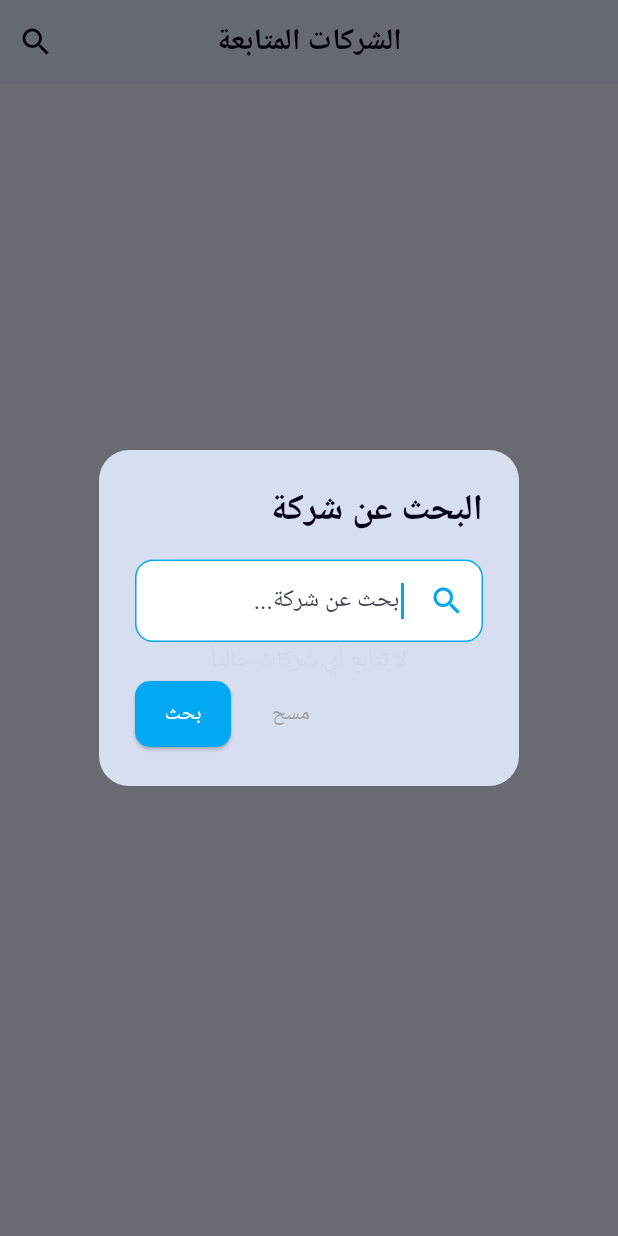
After one commit to Munir600/jobs_platform1, a Flutter app: the FollowedCompaniesScreen screen opened directly, after a tap on the "search" icon, on a phone screen of 412 x 824 dp. The commit adds this screen. Run offline on Flutter 3.47's test engine with Material 3 defaults, Android fonts, the phone set to English and light mode, and no system bars; our stand-ins replace animated_splash_screen, dio, file_picker, get, get_storage, image_picker and 4 more; accounts and stored records are empty; network calls fail; Roboto replaces fonts that are missing (Cairo); project files that could hold a hidden picture were left out.

Commit message:
انشاء FollowedCompaniesScreen شاشة الشركات المتابعه

```diff
--- /dev/null
+++ b/lib/controllers/company/FollowedCompaniesController.dart
@@ -0,0 +1,125 @@
+import 'package:get/get.dart';
+import '../../data/models/company/companies_statistics.dart';
+import '../../data/services/company/CompanyService.dart';
+import '../../data/models/company/CompanyFollower.dart';
+import '../../core/utils/error_handler.dart';
+
+class FollowedCompaniesController extends GetxController {
+  final CompanyService _companyService = CompanyService();
+
+  final RxList<CompanyFollower> followedCompanies = <CompanyFollower>[].obs;
+  final RxBool isLoading = false.obs;
+  final RxString hasError = ''.obs;
+
+  // Filter Observables
+  final RxString searchQuery = ''.obs;
+  final RxString selectedCity = ''.obs;
+  final RxString selectedIndustry = ''.obs;
+  final RxString selectedSize = ''.obs;
+
+  // Pagination Observables
+  final RxInt currentPage = 1.obs;
+  final RxInt totalPages = 1.obs;
+  final RxInt totalCount = 0.obs;
+  static const int pageSize = 5;
+  //////////
+  final RxBool isListLoading = false.obs;
+  final Rx<CompaniesStatistics?> companiesStats = Rx<CompaniesStatistics?>(null);
+
+  @override
+  void onInit() {
+    super.onInit();
+    loadFollowedCompanies();
+  }
+
+  Future<void> loadFollowedCompanies() async {
+    try {
+      isLoading.value = true;
+      isListLoading.value = true;
+      hasError.value = '';
+
+      final response = await _companyService.getFollowedCompanies(
+        page: currentPage.value,
+        search: searchQuery.value.isNotEmpty ? searchQuery.value : null,
+        city: selectedCity.value.isNotEmpty ? selectedCity.value : null,
+        industry: selectedIndustry.value.isNotEmpty ? selectedIndustry.value : null,
+        size: selectedSize.value.isNotEmpty ? selectedSize.value : null,
+      );
+      if (response.results != null) {
+        followedCompanies.assignAll(response.results!);
+      } else {
+        followedCompanies.clear();
+      }
+      // Update pagination metadata
+      totalCount.value = response.count ?? 0;
+      totalPages.value = (totalCount.value / pageSize).ceil();
+      if (totalPages.value == 0) totalPages.value = 1;
+    } catch (e) {
+      print('Error loading followed companies: $e');
+    } finally {
+      isLoading.value = false;
+      isListLoading.value = true;
+    }
+  }
+
+  void setSearchQuery(String query) {
+    searchQuery.value = query;
+    currentPage.value = 1;
+    loadFollowedCompanies();
+  }
+
+  void setFilters({String? city, String? industry, String? size}) {
+    if (city != null) selectedCity.value = city;
+    if (industry != null) selectedIndustry.value = industry;
+    if (size != null) selectedSize.value = size;
+    currentPage.value = 1;
+    loadFollowedCompanies();
+  }
+
+  void clearFilters() {
+    searchQuery.value = '';
+    selectedCity.value = '';
+    selectedIndustry.value = '';
+    selectedSize.value = '';
+    currentPage.value = 1;
+    loadFollowedCompanies();
+  }
+
+  void loadPage(int page) {
+    if (page < 1 || page > totalPages.value) return;
+    currentPage.value = page;
+    loadFollowedCompanies();
+  }
+
+  void goToNextPage() {
+    if (currentPage.value < totalPages.value) {
+      loadPage(currentPage.value + 1);
+    }
+  }
+
+  void goToPreviousPage() {
+    if (currentPage.value > 1) {
+      loadPage(currentPage.value - 1);
+    }
+  }
+
+  Future<void> refreshList() async {
+    // Keep filters when refreshing
+    await loadFollowedCompanies();
+  }
+
+  ///////////
+  Future<void> loadCompanyStatistics() async {
+    try {
+      final stats = await _companyService.getCompanyStatistics();
+      companiesStats.value = stats;
+    } catch (e) {
+      print('Error loading company statistics: $e');
+    }
+  }
+  void loadCompaniesPage(int page) {
+    if (page < 1 || page > totalPages.value) return;
+    currentPage.value = page;
+    loadFollowedCompanies();
+  }
+}
--- a/lib/core/bindings/initial_binding.dart
+++ b/lib/core/bindings/initial_binding.dart
@@ -2,6 +2,7 @@ import 'package:get/get.dart';
 import '../../controllers/ChatController.dart';
 import '../../controllers/account/JobSeekerProfileController.dart';
 import '../../controllers/application/ApplyJobController.dart';
+import '../../controllers/company/FollowedCompaniesController.dart';
 import '../../core/api_service.dart';
 import '../../controllers/auth_controller.dart';
 import '../../controllers/account/AccountController.dart';
@@ -23,5 +24,6 @@ class InitialBinding extends Bindings {
     Get.lazyPut<JobSeekerProfileController>(() => JobSeekerProfileController(), fenix: true);
    // Get.lazyPut<ApplyJobController>(() => ApplyJobController(), fenix: true);
     Get.lazyPut<ChatController>(() => ChatController() , fenix: true);
+    Get.lazyPut<FollowedCompaniesController>(() => FollowedCompaniesController(), fenix: true);
   }
 }
--- a/lib/data/services/company/CompanyService.dart
+++ b/lib/data/services/company/CompanyService.dart
@@ -112,6 +112,33 @@ class CompanyService {
         'isFollowing': response.statusCode == 201,
       };
     } else {
+      throw Exception(response.body);
+    }
+  }
+
+  Future<PaginatedCompanyFollowerList> getFollowedCompanies({
+    int? page,
+    String? search,
+    String? city,
+    String? industry,
+    String? size,
+  }) async {
+    final headers = await _getHeaders();
+    String path = '${ApiEndpoints.followedCompanies}?';
+    if (page != null) path += 'page=$page&';
+    if (search != null) path += 'search=$search&';
+    if (city != null) path += 'city=$city&';
+    if (industry != null) path += 'industry=$industry&';
+    if (size != null) path += 'size=$size&';
+
+    final response = await _apiClient.get(path, headers: headers);
+     print('Get Followed Companies Response statusCode : ${response.statusCode}');
+    print('Followed Companies Response: ${response.body}');
+
+    if (response.statusCode == 200 || response.statusCode == 201) {
+      return PaginatedCompanyFollowerList.fromJson(jsonDecode(response.body));
+    } else {
+      print('Error fetching followed companies: ${response.body}');
       throw Exception(response.body);
     }
   }
--- a/lib/routes/app_routes.dart
+++ b/lib/routes/app_routes.dart
@@ -51,7 +51,7 @@ class AppRoutes {
     GetPage(name: login, page: () => const LoginScreen()),
     GetPage(name: signup, page: () => const RegisterScreen()),
     GetPage(name: verifyPhone, page: () => const VerifyPhoneScreen()),
-    GetPage(name: home, page: () => const HomeScreen()),
+   // GetPage(name: home, page: () => const HomeScreen()),
     GetPage(name: mainScreen,page: () => MainScreen()),
 
     // Jobs
--- /dev/null
+++ b/lib/view/screens/companies/FollowedCompaniesScreen.dart
@@ -0,0 +1,327 @@
+import 'package:flutter/material.dart';
+import 'package:get/get.dart';
+import '../../../config/app_colors.dart';
+import '../../../core/constants.dart';
+import '../../../controllers/company/FollowedCompaniesController.dart';
+import '../../widgets/companies/CompanyCard.dart';
+import '../../widgets/common/PaginationControls.dart';
+import '../../widgets/companies/PaginationControlsEmployee.dart';
+
+class FollowedCompaniesScreen extends GetView<FollowedCompaniesController> {
+  const FollowedCompaniesScreen({super.key});
+
+  // final FollowedCompaniesController controller = Get.put(
+  //     FollowedCompaniesController());
+
+  @override
+  Widget build(BuildContext context) {
+    return Scaffold(
+      backgroundColor: AppColors.backgroundColor,
+      appBar: AppBar(
+        title: const Text(
+            'الشركات المتابعة', style: TextStyle(color: AppColors.textColor)),
+        backgroundColor: AppColors.accentColor,
+        elevation: 0,
+        centerTitle: true,
+        iconTheme: const IconThemeData(color: AppColors.textColor),
+        actions: [
+          IconButton(
+            icon: const Icon(Icons.search),
+            onPressed: () => _showSearchDialog(context),
+          ),
+          // IconButton(
+          //   icon: const Icon(Icons.filter_list),
+          //   onPressed: () => _showFilterBottomSheet(context),
+          // ),
+        ],
+      ),
+      body: Column(
+        children: [
+          Expanded(
+            child: Obx(() {
+              if (controller.isLoading.value &&
+                  controller.followedCompanies.isEmpty) {
+                return const Center(child: CircularProgressIndicator(
+                    color: AppColors.primaryColor));
+              }
+
+              if (controller.hasError.value.isNotEmpty) {
+                return Center(
+                  child: Column(
+                    mainAxisAlignment: MainAxisAlignment.center,
+                    children: [
+                      const Icon(Icons.wifi_off, size: 60, color: Colors.grey),
+                      const SizedBox(height: 16),
+                      Text(
+                        controller.hasError.value,
+                        style: const TextStyle(color: AppColors.textColor,
+                            fontSize: 16),
+                      ),
+                      const SizedBox(height: 16),
+                      ElevatedButton(
+                        onPressed: controller.refreshList,
+                        style: ElevatedButton.styleFrom(
+                          backgroundColor: AppColors.primaryColor,
+                          foregroundColor: Colors.white,
+                        ),
+                        child: const Text('تحديث'),
+                      ),
+                    ],
+                  ),
+                );
+              }
+
+              if (controller.followedCompanies.isEmpty) {
+                return const Center(
+                  child: Text(
+                    'لا تتابع أي شركات حالياً',
+                    style: TextStyle(color: AppColors.textColor, fontSize: 16),
+                  ),
+                );
+              }
+
+              return RefreshIndicator(
+                onRefresh: controller.refreshList,
+                color: AppColors.primaryColor,
+                child: ListView.builder(
+                  padding: const EdgeInsets.symmetric(
+                      horizontal: 16, vertical: 16),
+                  itemCount: controller.followedCompanies.length,
+                  itemBuilder: (context, index) {
+                    final companyFollower = controller.followedCompanies[index];
+                    // Ensure we have a company object to display
+                    if (companyFollower.company == null)
+                      return const SizedBox.shrink();
+
+                    return CompanyCard(
+                      company: companyFollower.company!,
+                      showControls: false,
+                    );
+                  },
+                ),
+              );
+            }),
+          ),
+
+          // Pagination Controls
+          Obx(() =>
+          controller.followedCompanies.isNotEmpty
+              ? PaginationControlsEmployee(
+            currentPage: controller.currentPage.value,
+            totalPages: controller.totalPages.value,
+            onPageChanged: controller.loadPage,
+            isLoading: controller.isLoading.value,
+          )
+              : const SizedBox.shrink()),
+        ],
+      ),
+    );
+  }
+  void _showSearchDialog(BuildContext context) {
+    final TextEditingController searchController = TextEditingController(
+      text: controller.searchQuery.value,
+    );
+
+    showDialog(
+      context: context,
+      builder: (context) => AlertDialog(
+        backgroundColor: AppColors.accentColor,
+        shape: RoundedRectangleBorder(borderRadius: BorderRadius.circular(20)),
+        title: const Text(
+          'البحث عن شركة',
+          style: TextStyle(color: AppColors.textColor, fontWeight: FontWeight.bold),
+        ),
+        content: TextField(
+          controller: searchController,
+          autofocus: true,
+          decoration: InputDecoration(
+            hintText: 'ابحث عن شركة...',
+            prefixIcon: const Icon(Icons.search, color: AppColors.primaryColor),
+            filled: true,
+            fillColor: Colors.white,
+            border: OutlineInputBorder(
+              borderRadius: BorderRadius.circular(15),
+              borderSide: BorderSide.none,
+            ),
+            contentPadding: const EdgeInsets.symmetric(horizontal: 20, vertical: 15),
+          ),
+          onSubmitted: (value) {
+            controller.setSearchQuery(value);
+            Get.back();
+          },
+        ),
+        actions: [
+          TextButton(
+            onPressed: () {
+              searchController.clear();
+              controller.setSearchQuery('');
+              Get.back();
+            },
+            child: const Text('مسح', style: TextStyle(color: Colors.grey)),
+          ),
+          ElevatedButton(
+            onPressed: () {
+              controller.setSearchQuery(searchController.text);
+              Get.back();
+            },
+            style: ElevatedButton.styleFrom(
+              backgroundColor: AppColors.primaryColor,
+              shape: RoundedRectangleBorder(borderRadius: BorderRadius.circular(10)),
+            ),
+            child: const Text('بحث', style: TextStyle(color: Colors.white)),
+          ),
+        ],
+      ),
+    );
+  }
+
+  // void _showSearchDialog(BuildContext context) {
+  //   final TextEditingController searchController = TextEditingController(
+  //     text: controller.searchQuery.value,
+  //   );
+  //
+  //   showDialog(
+  //     context: context,
+  //     builder: (context) =>
+  //         AlertDialog(
+  //           backgroundColor: AppColors.accentColor,
+  //           shape: RoundedRectangleBorder(
+  //               borderRadius: BorderRadius.circular(20)),
+  //           title: const Text(
+  //             'البحث عن شركة',
+  //             style: TextStyle(
+  //                 color: AppColors.textColor, fontWeight: FontWeight.bold),
+  //           ),
+  //           content: TextField(
+  //             controller: searchController,
+  //             autofocus: true,
+  //             decoration: InputDecoration(
+  //               hintText: 'ابحث عن شركة...',
+  //               prefixIcon: const Icon(
+  //                   Icons.search, color: AppColors.primaryColor),
+  //               filled: true,
+  //               fillColor: Colors.white,
+  //               border: OutlineInputBorder(
+  //                 borderRadius: BorderRadius.circular(15),
+  //                 borderSide: BorderSide.none,
+  //               ),
+  //               contentPadding: const EdgeInsets.symmetric(
+  //                   horizontal: 20, vertical: 15),
+  //             ),
+  //             onSubmitted: (value) {
+  //               controller.setSearchQuery(value);
+  //               Get.back();
+  //             },
+  //           ),
+  //           actions: [
+  //             TextButton(
+  //               onPressed: () {
+  //                 searchController.clear();
+  //                 controller.setSearchQuery('');
+  //                 Get.back();
+  //               },
+  //               child: const Text('مسح', style: TextStyle(color: Colors.grey)),
+  //             ),
+  //             ElevatedButton(
+  //               onPressed: () {
+  //                 controller.setSearchQuery(searchController.text);
+  //                 Get.back();
+  //               },
+  //               style: ElevatedButton.styleFrom(
+  //                 backgroundColor: AppColors.primaryColor,
+  //                 shape: RoundedRectangleBorder(
+  //                     borderRadius: BorderRadius.circular(10)),
+  //               ),
+  //               child: const Text('بحث', style: TextStyle(color: Colors.white)),
+  //             ),
+  //           ],
+  //         ),
+  //   );
+  // }
+
+  // void _showFilterBottomSheet(BuildContext context) {
+  //   Get.bottomSheet(
+  //     Container(
+  //       padding: const EdgeInsets.all(16),
+  //       decoration: const BoxDecoration(
+  //         color: AppColors.accentColor,
+  //         borderRadius: BorderRadius.vertical(top: Radius.circular(20)),
+  //       ),
+  //       child: SingleChildScrollView(
+  //         child: Column(
+  //           crossAxisAlignment: CrossAxisAlignment.start,
+  //           mainAxisSize: MainAxisSize.min,
+  //           children: [
+  //             const Text(
+  //               'تصفية الشركات',
+  //               style: TextStyle(fontSize: 20,
+  //                   fontWeight: FontWeight.bold,
+  //                   color: AppColors.textColor),
+  //             ),
+  //             const SizedBox(height: 16),
+  //             _buildDropdownFilter(
+  //               'المدينة',
+  //               controller.selectedCity.value,
+  //               AppEnums.cities,
+  //                   (val) => controller.setFilters(city: val),
+  //             ),
+  //             const SizedBox(height: 16),
+  //             _buildDropdownFilter(
+  //               'القطاع',
+  //               controller.selectedIndustry.value,
+  //               AppEnums.industries,
+  //                   (val) => controller.setFilters(industry: val),
+  //             ),
+  //             const SizedBox(height: 16),
+  //             _buildDropdownFilter(
+  //               'حجم الشركة',
+  //               controller.selectedSize.value,
+  //               AppEnums.companySizes,
+  //                   (val) => controller.setFilters(size: val),
+  //             ),
+  //             const SizedBox(height: 24),
+  //             SizedBox(
+  //               width: double.infinity,
+  //               child: ElevatedButton(
+  //                 onPressed: () {
+  //                   controller.clearFilters();
+  //                   Get.back();
+  //                 },
+  //                 style: ElevatedButton.styleFrom(
+  //                   backgroundColor: Colors.grey[200],
+  //                   foregroundColor: AppColors.textColor,
+  //                 ),
+  //                 child: const Text('مسح التصفيات'),
+  //               ),
+  //             ),
+  //           ],
+  //         ),
+  //       ),
+  //     ),
+  //   );
+  // }
+
+  Widget _buildDropdownFilter(String label, String currentValue,
+      Map<String, String> items, Function(String?) onChanged) {
+    return Column(
+      crossAxisAlignment: CrossAxisAlignment.start,
+      children: [
+        Text(label, style: const TextStyle(
+            fontWeight: FontWeight.bold, color: AppColors.textColor)),
+        const SizedBox(height: 8),
+        DropdownButtonFormField<String>(
+          value: currentValue.isNotEmpty ? currentValue : null,
+          items: items.entries.map((e) =>
+              DropdownMenuItem(value: e.key, child: Text(e.value))).toList(),
+          onChanged: onChanged,
+          decoration: InputDecoration(
+            border: OutlineInputBorder(borderRadius: BorderRadius.circular(12)),
+            contentPadding: const EdgeInsets.symmetric(
+                horizontal: 12, vertical: 8),
+          ),
+          hint: Text('اختر $label'),
+        ),
+      ],
+    );
+  }
+}
```
Also changed, not shown: lib/view/screens/profile/jobseeker_profile/jobseeker_profile_screen.dart (+8 -3 lines), lib/view/widgets/companies/PaginationControlsEmployee.dart (added, +198 -0 lines).
